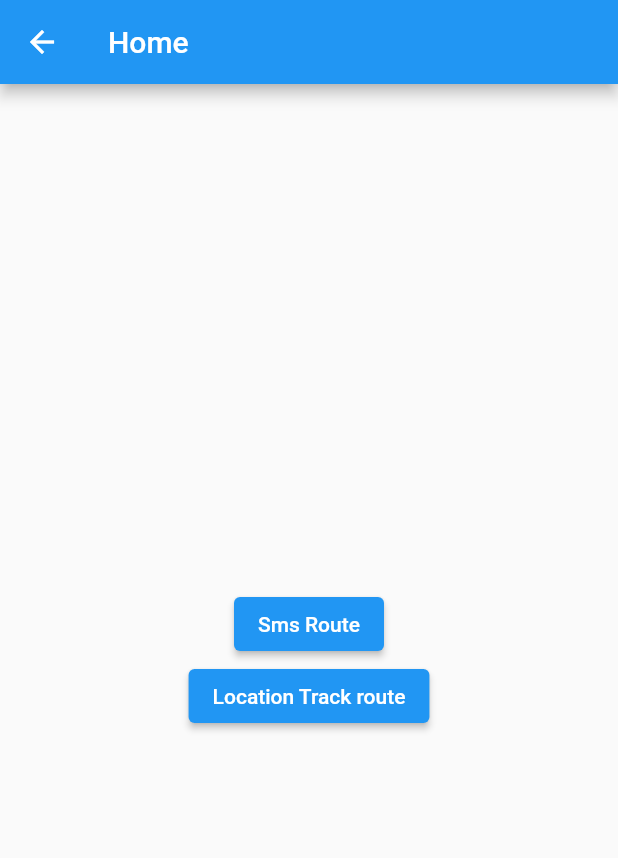
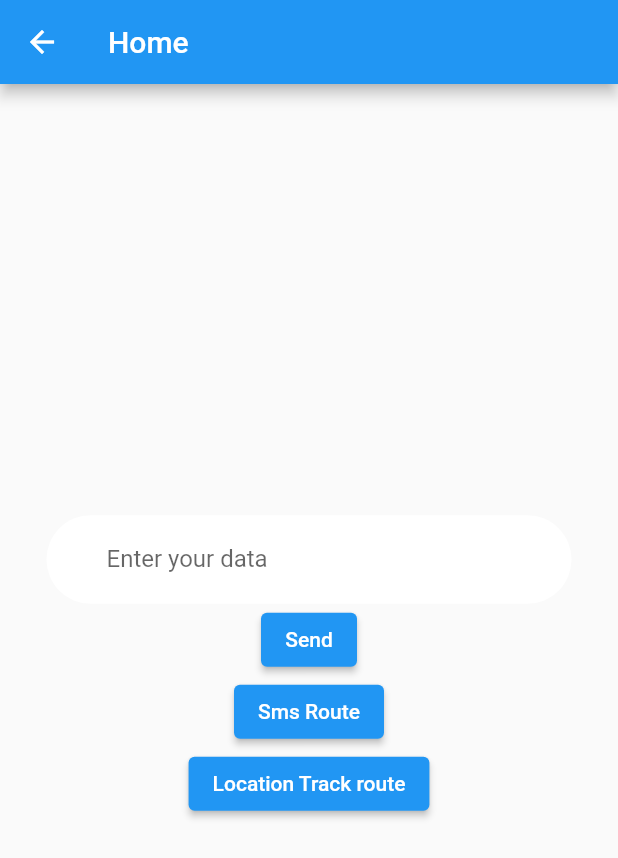
Before and after one commit to expenzTracker/miniproject, a Flutter app: the Home screen opened directly, on a phone screen of 412 x 824 dp. Shown: the top 858 px of the screen. Run offline on Flutter 3.47's test engine with Material 2 defaults, Android fonts, the phone set to English and light mode, and no system bars; our stand-ins replace cloud_firestore, firebase_auth, firebase_core, geocoding, geolocator, url_launcher_web; missing offline and left inert: cloud_firestore_web, firebase_auth_web, firebase_core_web, flutter_sms, geolocator_web, sms_advanced; accounts and stored records are empty.

Commit message:
Add Demo Firestore Home

```diff
--- a/lib/home.dart
+++ b/lib/home.dart
@@ -1,3 +1,4 @@
+import 'package:cloud_firestore/cloud_firestore.dart';
 import 'package:first_app/loc_page.dart';
 import 'package:first_app/sms_page.dart';
 import 'package:flutter/material.dart';
@@ -7,6 +8,8 @@ class Home extends StatelessWidget {
 
   @override
   Widget build(BuildContext context) {
+    final db = FirebaseFirestore.instance;
+    String? data;
     return Scaffold(
       appBar: AppBar(
         title: const Text('Home'),
@@ -15,6 +18,38 @@ class Home extends StatelessWidget {
         child: Column(
           mainAxisAlignment: MainAxisAlignment.center,
           children: [
+            Container(
+              decoration: BoxDecoration(
+                borderRadius: BorderRadius.circular(40),
+                color: Colors.white,
+              ),
+              padding: const EdgeInsets.only(left: 40, right: 20),
+              margin: const EdgeInsets.only(top: 10),
+              width: 350,
+              child: TextFormField(
+                onChanged: (value) {
+                  data = value;
+                },
+                decoration: const InputDecoration(
+                  border: InputBorder.none,
+                  labelText: 'Enter your data',
+                ),
+              ),
+            ),
+            ElevatedButton(
+              child: const Text('Send'),
+              onPressed: () async {
+                // Create a new user with a first and last name
+                final user = <String, dynamic>{
+                  "first": data,
+                  "last": "Lovelace",
+                  "born": 1815
+                };
+                // Add a new document with a generated ID
+                db.collection("users").add(user).then((DocumentReference doc) =>
+                    print('DocumentSnapshot added with ID: ${doc.id}'));
+              },
+            ),
             ElevatedButton(
               child: const Text('Sms Route'),
               onPressed: () {
--- a/lib/main.dart
+++ b/lib/main.dart
@@ -3,8 +3,6 @@ import 'package:first_app/login_screen.dart';
 import 'package:first_app/register_screen.dart';
 import 'package:first_app/splash_screen.dart';
 import 'package:flutter/material.dart';
-// ignore: depend_on_referenced_packages, import_of_legacy_library_into_null_safe
-// import 'package:sms/sms.dart';
 
 void main() {
   runApp(const MyApp());
```
Also changed, not shown: lib/login_screen.dart (+31 -33 lines).
